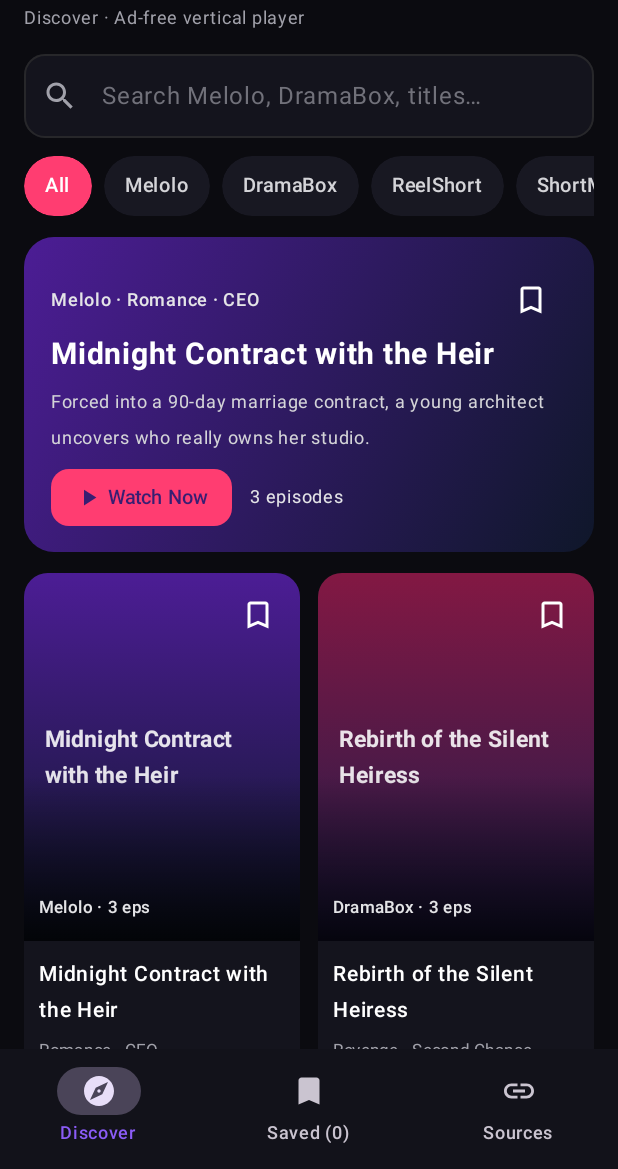
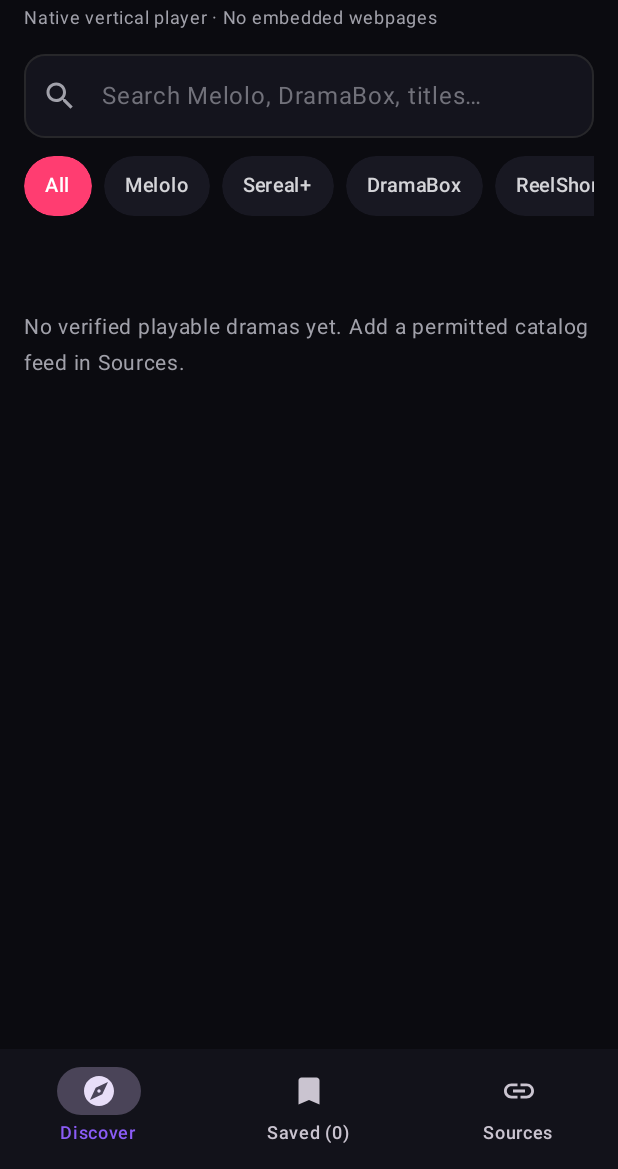
Before and after one commit to lunanase026-blip/Drama-pocket, an Android app built with Jetpack Compose: the screen it shows after launch (MainActivity), on a phone screen of 412 x 824 dp, the part 67-1236 px from its top. Run offline under Robolectric (Android 15) with nearby library versions, the phone set to English and light mode, and no system bars; pictures from the network do not load.

Commit message:
Remove fake demo dramas and clarify native playable catalog requirements

```diff
--- a/app/src/main/java/com/dramapocket/app/MainActivity.kt
+++ b/app/src/main/java/com/dramapocket/app/MainActivity.kt
@@ -88,12 +88,20 @@ private const val KEY_PROGRESS_PREFIX = "ep_progress_"
 private val PROVIDERS = listOf(
     "All",
     "Melolo",
+    "Sereal+",
     "DramaBox",
     "ReelShort",
+    "DramaWave",
+    "NetShort",
     "ShortMax",
     "FlexTV",
-    "NetShort",
-    "Vigloo"
+    "Vigloo",
+    "PineDrama",
+    "MoboReels",
+    "WeTV",
+    "iQIYI",
+    "FreeReels",
+    "MovieBox Shorts"
 )
 
 data class DramaEpisode(
@@ -121,108 +129,7 @@ private enum class AppTab {
     SOURCES
 }
 
-private val STARTER_CATALOG = listOf(
-    DramaSeries(
-        id = "melolo-midnight-contract",
-        title = "Midnight Contract with the Heir",
-        provider = "Melolo",
-        genre = "Romance · CEO",
-        synopsis = "Forced into a 90-day marriage contract, a young architect uncovers who really owns her studio.",
-        posterUrl = "",
-        accentTop = Color(0xFF4C1D95),
-        accentBottom = Color(0xFF0F172A),
-        episodes = listOf(
-            DramaEpisode(1, "The Rainy Proposal", "https://test-streams.mux.dev/x36xhzz/x36xhzz.m3u8"),
-            DramaEpisode(2, "Penthouse Rules", "https://cdn.plyr.io/static/demo/View_From_A_Blue_Moon_Trailer-576p.mp4"),
-            DramaEpisode(3, "Hidden Ring", "https://media.w3.org/2010/05/sintel/trailer.mp4")
-        )
-    ),
-    DramaSeries(
-        id = "dramabox-rebirth-heiress",
-        title = "Rebirth of the Silent Heiress",
-        provider = "DramaBox",
-        genre = "Revenge · Second Chance",
-        synopsis = "After losing everything on her wedding night, she wakes up three years earlier ready to reclaim her name.",
-        posterUrl = "",
-        accentTop = Color(0xFF831843),
-        accentBottom = Color(0xFF1E1B4B),
-        episodes = listOf(
-            DramaEpisode(1, "Back to 2023", "https://cdn.plyr.io/static/demo/View_From_A_Blue_Moon_Trailer-576p.mp4"),
-            DramaEpisode(2, "The Boardroom Trap", "https://media.w3.org/2010/05/bunny/trailer.mp4"),
-            DramaEpisode(3, "Signed in Red", "https://interactive-examples.mdn.mozilla.net/media/cc0-videos/flower.mp4")
-        )
-    ),
-    DramaSeries(
-        id = "reelshort-billionaire-driver",
-        title = "My Secret Billionaire Driver",
-        provider = "ReelShort",
-        genre = "Hidden Identity · Drama",
-        synopsis = "He drives a battered sedan by day while quietly buying out every rival trying to ruin her family.",
-        posterUrl = "",
-        accentTop = Color(0xFF1E3A8A),
-        accentBottom = Color(0xFF09090B),
-        episodes = listOf(
-            DramaEpisode(1, "Late Night Pickup", "https://media.w3.org/2010/05/sintel/trailer.mp4"),
-            DramaEpisode(2, "VIP Gala Shock", "https://devstreaming-cdn.apple.com/videos/streaming/examples/img_bipbop_adv_example_fmp4/master.m3u8")
-        )
-    ),
-    DramaSeries(
-        id = "shortmax-crimson-empress",
-        title = "Crimson Lantern in the West Palace",
-        provider = "ShortMax",
-        genre = "Historical · Intrigue",
-        synopsis = "A dismissed court physician decodes a royal poison plot before the autumn banquet begins.",
-        posterUrl = "",
-        accentTop = Color(0xFF7F1D1D),
-        accentBottom = Color(0xFF18181B),
-        episodes = listOf(
-            DramaEpisode(1, "West Gate Arrival", "https://media.w3.org/2010/05/bunny/trailer.mp4"),
-            DramaEpisode(2, "Jade Seal Mystery", "https://test-streams.mux.dev/x36xhzz/x36xhzz.m3u8")
-        )
-    ),
-    DramaSeries(
-        id = "flextv-campus-promise",
-        title = "Seven Springs Under Sakura",
-        provider = "FlexTV",
-        genre = "Youth · Romance",
-        synopsis = "Two rivals sharing a university film lab discover an unsigned script written about their past.",
-        posterUrl = "",
-        accentTop = Color(0xFF0F766E),
-        accentBottom = Color(0xFF111827),
-        episodes = listOf(
-            DramaEpisode(1, "First Take", "https://interactive-examples.mdn.mozilla.net/media/cc0-videos/flower.mp4"),
-            DramaEpisode(2, "Golden Hour Cut", "https://cdn.plyr.io/static/demo/View_From_A_Blue_Moon_Trailer-576p.mp4")
-        )
-    ),
-    DramaSeries(
-        id = "netshort-last-witness",
-        title = "The Last Witness at Pier 9",
-        provider = "NetShort",
-        genre = "Thriller · Mystery",
-        synopsis = "A forensic audio analyst finds a buried voice memo pointing straight to the city prosecutor.",
-        posterUrl = "",
-        accentTop = Color(0xFF312E81),
-        accentBottom = Color(0xFF09090B),
-        episodes = listOf(
-            DramaEpisode(1, "Static on Track 4", "https://devstreaming-cdn.apple.com/videos/streaming/examples/img_bipbop_adv_example_fmp4/master.m3u8"),
-            DramaEpisode(2, "Pier 9 Rain", "https://media.w3.org/2010/05/sintel/trailer.mp4")
-        )
-    ),
-    DramaSeries(
-        id = "vigloo-substitute-bride",
-        title = "Substitute Bride's Counterattack",
-        provider = "Vigloo",
-        genre = "Family · Revenge",
-        synopsis = "Sent in place of her stepsister, she turns the cold family dinner into a live corporate takeover.",
-        posterUrl = "",
-        accentTop = Color(0xFF701A75),
-        accentBottom = Color(0xFF0F172A),
-        episodes = listOf(
-            DramaEpisode(1, "The Wrong Veil", "https://test-streams.mux.dev/x36xhzz/x36xhzz.m3u8"),
-            DramaEpisode(2, "Shareholder Vote", "https://media.w3.org/2010/05/bunny/trailer.mp4")
-        )
-    )
-)
+private val STARTER_CATALOG = emptyList<DramaSeries>()
 
 private fun parseCatalogJson(raw: String, isCustom: Boolean): List<DramaSeries> {
     if (raw.isBlank()) return emptyList()
@@ -397,7 +304,7 @@ private fun DramaPocketApp() {
     var activeStartEpisode by remember { mutableIntStateOf(0) }
 
     val allCatalog = remember(remoteCatalog, customSeries) {
-        val base = if (remoteCatalog.isNotEmpty()) remoteCatalog else STARTER_CATALOG
+        val base = remoteCatalog
         (customSeries + base).distinctBy { it.id }
     }
 
@@ -440,7 +347,7 @@ private fun DramaPocketApp() {
             result.onSuccess { list ->
                 remoteCatalog = list
                 prefs.edit().putString(KEY_REMOTE_CATALOG, serializeCatalogJson(list)).apply()
-                syncMessage = "Loaded ${list.size} series cleanly with zero ads."
+                syncMessage = "Loaded ${list.size} playable series."
                 activeTab = AppTab.DISCOVER
             }.onFailure { err ->
                 syncMessage = err.message ?: "Failed to load JSON feed."
@@ -528,7 +435,7 @@ private fun DramaPocketApp() {
                         onResetToStarter = {
                             remoteCatalog = emptyList()
                             prefs.edit().remove(KEY_REMOTE_CATALOG).apply()
-                            syncMessage = "Switched back to built-in starter catalog."
+                            syncMessage = "Remote catalog cleared. No sample videos are included."
                         },
                         onAddCustomSeries = { newSeries ->
                             addCustomSeries(newSeries)
@@ -591,7 +498,7 @@ private fun DiscoverScreen(
                             color = Color.White
                         )
                         Text(
-                            "Discover · Ad-free vertical player",
+                            "Native vertical player · No embedded webpages",
                             fontSize = 12.sp,
                             color = Color(0xFFA1A1AA)
                         )
@@ -666,7 +573,7 @@ private fun DiscoverScreen(
                     contentAlignment = Alignment.Center
                 ) {
                     Text(
-                        "No dramas found in $selectedProvider.",
+                        if (catalog.isEmpty()) "No verified playable dramas yet. Add a permitted catalog feed in Sources." else "No dramas found in $selectedProvider.",
                         color = Color(0xFFA1A1AA),
                         fontSize = 14.sp
                     )
@@ -1021,7 +928,7 @@ private fun SourcesScreen(
                 color = Color.White
             )
             Text(
-                "Connect a clean JSON catalog or add MP4/HLS series directly — no WebView, no ads, no bot verification.",
+                "Connect a permitted JSON catalog containing direct MP4/HLS episode streams. DramaPocket uses its own native catalog and player; it does not display provider webpages.",
                 fontSize = 13.sp,
                 color = Color(0xFFA1A1AA)
             )
@@ -1064,7 +971,7 @@ private fun SourcesScreen(
                 }
                 if (hasRemoteCatalog) {
                     OutlinedButton(onClick = onResetToStarter) {
-                        Text("Use Starter", color = Color.White)
+                        Text("Clear Catalog", color = Color.White)
                     }
                 }
             }
```
